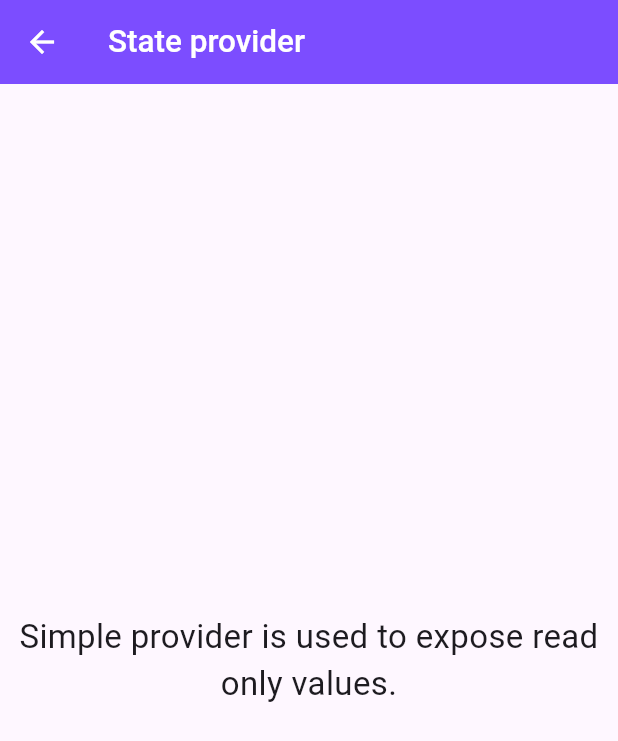
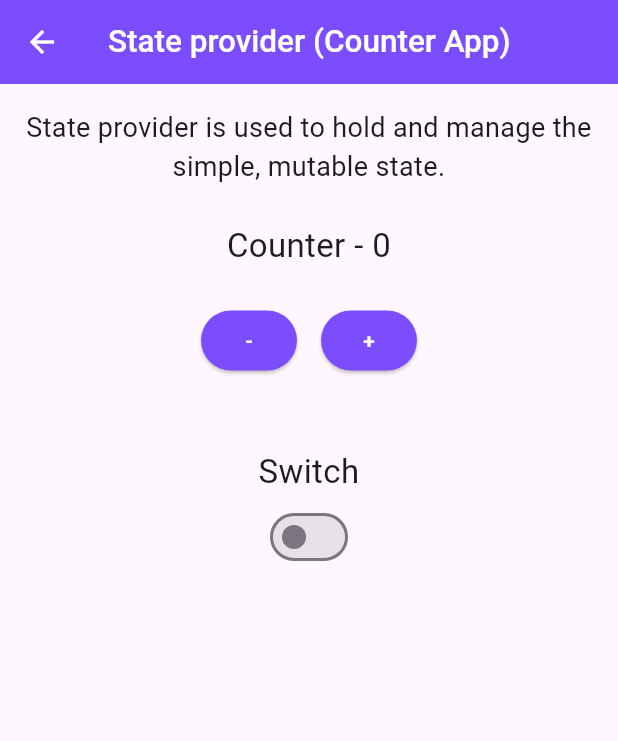
Before and after one commit to techyNouman/flutter_riverpod_samples, a Flutter app: the StateProviderScreen screen opened directly, on a phone screen of 412 x 824 dp. Shown: the top 741 px of the screen. Run offline on Flutter 3.47's test engine with Material 3 defaults, Android fonts, the phone set to English and light mode, and no system bars; our stand-ins replace flutter_riverpod.

Commit message:
simple and state provider

```diff
--- a/lib/home_screen.dart
+++ b/lib/screens/home_screen.dart
@@ -1,7 +1,7 @@
 import 'package:flutter/material.dart';
 import 'package:flutter_riverpod_samples/Item.dart';
-import 'package:flutter_riverpod_samples/simple_provider_screen.dart';
-import 'package:flutter_riverpod_samples/state_provider_screen.dart';
+import 'package:flutter_riverpod_samples/screens/simple_provider_screen.dart';
+import 'package:flutter_riverpod_samples/screens/state_provider_screen.dart';
 
 class HomeScreen extends StatelessWidget {
   const HomeScreen({super.key});
@@ -10,7 +10,7 @@ class HomeScreen extends StatelessWidget {
   Widget build(BuildContext context) {
     final List<Item> items = [
     Item(id: 1, name: "Simple provider"),
-    Item(id: 2, name: "State provider"),
+    Item(id: 2, name: "State provider (Counter App)"),
     Item(id: 3, name: "Future provider"),
     Item(id: 4, name: "Streams provider"),
     Item(id: 5, name: "State notifier provider"),
--- /dev/null
+++ b/lib/screens/state_provider_screen.dart
@@ -0,0 +1,165 @@
+import 'package:flutter/material.dart';
+import 'package:flutter_riverpod/flutter_riverpod.dart';
+
+final stateProvider = StateProvider<String>((ref) {
+  return "State provider is used to hold and manage the simple, mutable state.";
+});
+
+final counterProvider = StateProvider<int>((ref) {
+  return 0;
+});
+
+final switchProvider = StateProvider<bool>((ref){
+  return false;
+});
+
+/// stateful widget
+class StateProviderScreen extends ConsumerStatefulWidget {
+  const StateProviderScreen({super.key});
+
+  @override
+  ConsumerState<StateProviderScreen> createState() => _SimpleProviderScreenState();
+}
+
+class _SimpleProviderScreenState extends ConsumerState<StateProviderScreen> {
+  @override
+  Widget build(BuildContext context) {
+    final provider = ref.watch(stateProvider);
+    return Scaffold(
+      appBar: AppBar(title: Text("State provider (Counter App)")),
+      body: Padding(
+        padding: const EdgeInsets.all(16.0),
+        child: Column(
+          children: [
+            Text(
+              provider,
+              style: TextStyle(fontSize: 18),
+              textAlign: TextAlign.center,
+            ),
+            SizedBox(height: 24),
+            Consumer(
+              builder: (context, ref, child) {
+                print("build2");
+                final count = ref.watch(counterProvider);
+                return Text(
+                  "Counter - ${count.toString()}",
+                  style: TextStyle(fontSize: 22),
+                  textAlign: TextAlign.center,
+                );
+              },
+            ),
+            SizedBox(height: 24),
+            Row(
+              mainAxisAlignment: MainAxisAlignment.center,
+              children: [
+                ElevatedButton(
+                  onPressed: () {
+                    ref.read(counterProvider.notifier).state--;
+                  },
+                  child: Text("-"),
+                ),
+                SizedBox(width: 16,),
+                ElevatedButton(
+                  onPressed: () {
+                    ref.read(counterProvider.notifier).state++;
+                  },
+                  child: Text("+"),
+                ),
+              ],
+            ),
+            SizedBox(height: 48),
+            Text(
+              "Switch",
+              style: TextStyle(fontSize: 22),
+              textAlign: TextAlign.center,
+            ),
+            SizedBox(height: 4),
+            Consumer(
+              builder: (context, ref, child) {
+                print("build3");
+                final bool = ref.watch(switchProvider);
+                return Switch(value: bool, onChanged: (value){
+                  ref.read(switchProvider.notifier).state = value;
+                });
+              },
+            ),
+          ],
+        ),
+      ),
+    );
+  }
+}
+
+/// stateless widget
+/*class StateProviderScreen extends ConsumerWidget {
+  const StateProviderScreen({super.key});
+
+  @override
+  Widget build(BuildContext context, WidgetRef ref) {
+    final provider = ref.watch(stateProvider);
+
+    print("build1");
+    return Scaffold(
+      appBar: AppBar(title: Text("State provider (Counter App)")),
+      body: Padding(
+        padding: const EdgeInsets.all(16.0),
+        child: Column(
+          children: [
+            Text(
+              provider,
+              style: TextStyle(fontSize: 18),
+              textAlign: TextAlign.center,
+            ),
+            SizedBox(height: 24),
+            Consumer(
+              builder: (context, ref, child) {
+                print("build2");
+                final count = ref.watch(counterProvider);
+                return Text(
+                  "Counter - ${count.toString()}",
+                  style: TextStyle(fontSize: 22),
+                  textAlign: TextAlign.center,
+                );
+              },
+            ),
+            SizedBox(height: 24),
+            Row(
+              mainAxisAlignment: MainAxisAlignment.center,
+              children: [
+                ElevatedButton(
+                  onPressed: () {
+                    ref.read(counterProvider.notifier).state--;
+                  },
+                  child: Text("-"),
+                ),
+                SizedBox(width: 16,),
+                ElevatedButton(
+                  onPressed: () {
+                    ref.read(counterProvider.notifier).state++;
+                  },
+                  child: Text("+"),
+                ),
+              ],
+            ),
+            SizedBox(height: 48),
+            Text(
+              "Switch",
+              style: TextStyle(fontSize: 22),
+              textAlign: TextAlign.center,
+            ),
+            SizedBox(height: 4),
+            Consumer(
+              builder: (context, ref, child) {
+                print("build3");
+                final bool = ref.watch(switchProvider);
+                return Switch(value: bool, onChanged: (value){
+                  ref.read(switchProvider.notifier).state = value;
+                });
+              },
+            ),
+          ],
+        ),
+      ),
+    );
+  }
+}*/
--- a/lib/state_provider_screen.dart
+++ /dev/null
@@ -1,51 +0,0 @@
-import 'package:flutter/material.dart';
-import 'package:flutter_riverpod/flutter_riverpod.dart';
-
-final simpleProvider = Provider<String>((ref){
-  return "Simple provider is used to expose read only values.";
-});
-
-/// stateful widget
-class StateProviderScreen extends ConsumerStatefulWidget {
-  const StateProviderScreen({super.key});
-
-  @override
-  ConsumerState<StateProviderScreen> createState() => _SimpleProviderScreenState();
-}
-
-class _SimpleProviderScreenState extends ConsumerState<StateProviderScreen> {
-  @override
-  Widget build(BuildContext context) {
-    final provider = ref.watch(simpleProvider);
-    return Scaffold(
-      appBar: AppBar(title: Text("State provider")),
-      body: Center(
-        child: Text(
-          provider,
-          style: TextStyle(fontSize: 22),
-          textAlign: TextAlign.center,
-        ),
-      ),
-    );
-  }
-}
-
-/// stateless widget
-/*class SimpleProviderScreen extends ConsumerWidget {
-  const SimpleProviderScreen({super.key});
-
-  @override
-  Widget build(BuildContext context, WidgetRef ref) {
-    final provider = ref.watch(simpleProvider);
-    return Scaffold(
-      appBar: AppBar(title: Text("Simple provider")),
-      body: Center(
-        child: Text(
-          provider,
-          style: TextStyle(fontSize: 22),
-          textAlign: TextAlign.center,
-        ),
-      ),
-    );
-  }
-}*/
```
Also changed, not shown: lib/main.dart (+13 -3 lines), lib/screens/simple_provider_screen.dart (renamed from lib/simple_provider_screen.dart).
